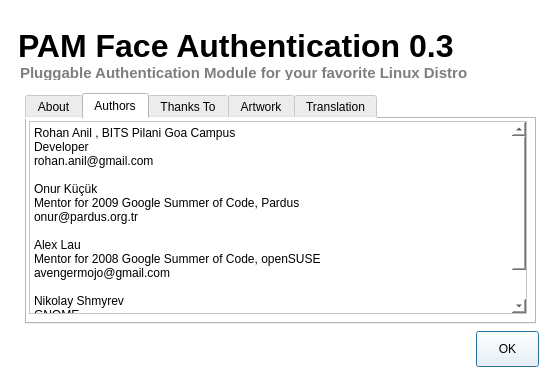
WilliamRen/pam-face-authentication, file data/ui/uifiles/aboutDialog.ui: the form before one commit.
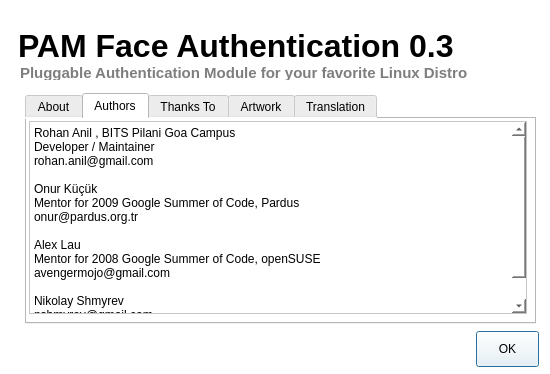
The form after the commit. The open tabs and pages were chosen to show the change.

```diff
--- a/data/ui/uifiles/aboutDialog.ui
+++ b/data/ui/uifiles/aboutDialog.ui
@@ -190,7 +190,7 @@
 p, li { white-space: pre-wrap; }
 &lt;/style&gt;&lt;/head&gt;&lt;body style=&quot; font-family:'Sans Serif'; font-size:9pt; font-weight:400; font-style:normal;&quot;&gt;
 &lt;p style=&quot; margin-top:0px; margin-bottom:0px; margin-left:0px; margin-right:0px; -qt-block-indent:0; text-indent:0px;&quot;&gt;Rohan Anil , BITS Pilani Goa Campus&lt;/p&gt;
-&lt;p style=&quot; margin-top:0px; margin-bottom:0px; margin-left:0px; margin-right:0px; -qt-block-indent:0; text-indent:0px;&quot;&gt;Developer&lt;/p&gt;
+&lt;p style=&quot; margin-top:0px; margin-bottom:0px; margin-left:0px; margin-right:0px; -qt-block-indent:0; text-indent:0px;&quot;&gt;Developer / Maintainer&lt;/p&gt;
 &lt;p style=&quot; margin-top:0px; margin-bottom:0px; margin-left:0px; margin-right:0px; -qt-block-indent:0; text-indent:0px;&quot;&gt;rohan.anil@gmail.com&lt;/p&gt;
 &lt;p style=&quot;-qt-paragraph-type:empty; margin-top:0px; margin-bottom:0px; margin-left:0px; margin-right:0px; -qt-block-indent:0; text-indent:0px;&quot;&gt;&lt;/p&gt;
 &lt;p style=&quot; margin-top:0px; margin-bottom:0px; margin-left:0px; margin-right:0px; -qt-block-indent:0; text-indent:0px;&quot;&gt;Onur Küçük &lt;/p&gt;
@@ -202,7 +202,6 @@
 &lt;p style=&quot; margin-top:0px; margin-bottom:0px; margin-left:0px; margin-right:0px; -qt-block-indent:0; text-indent:0px;&quot;&gt;avengermojo@gmail.com&lt;/p&gt;
 &lt;p style=&quot;-qt-paragraph-type:empty; margin-top:0px; margin-bottom:0px; margin-left:0px; margin-right:0px; -qt-block-indent:0; text-indent:0px;&quot;&gt;&lt;/p&gt;
 &lt;p style=&quot; margin-top:0px; margin-bottom:0px; margin-left:0px; margin-right:0px; -qt-block-indent:0; text-indent:0px;&quot;&gt;Nikolay Shmyrev&lt;/p&gt;
-&lt;p style=&quot; margin-top:0px; margin-bottom:0px; margin-left:0px; margin-right:0px; -qt-block-indent:0; text-indent:0px;&quot;&gt;GNOME&lt;/p&gt;
 &lt;p style=&quot; margin-top:0px; margin-bottom:0px; margin-left:0px; margin-right:0px; -qt-block-indent:0; text-indent:0px;&quot;&gt;nshmyrev@gmail.com&lt;/p&gt;
 &lt;p style=&quot;-qt-paragraph-type:empty; margin-top:0px; margin-bottom:0px; margin-left:0px; margin-right:0px; -qt-block-indent:0; text-indent:0px;&quot;&gt;&lt;/p&gt;&lt;/body&gt;&lt;/html&gt;</string>
      </property>
```
Left out of the diff: 3 changed lines with no effect on the pictures.
